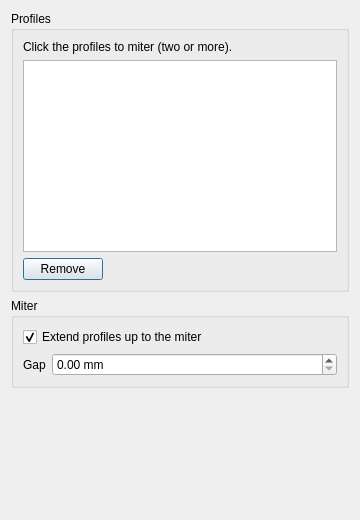
Above: freecad/maxproframe/resources/ui/create_end_miter.ui from sclMAX/MaxProFrame before the change. Below: the same form after it.
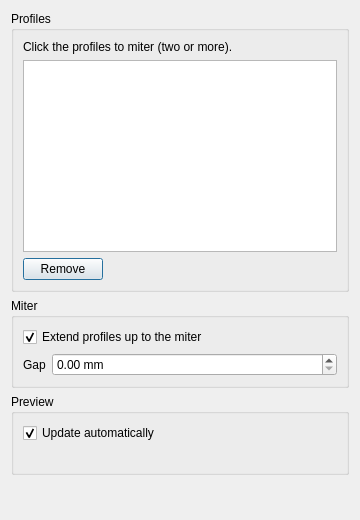
That is the form after the change.

Commit message:
feat(miter): live preview in the miter panel
The panel previews the miters while profiles are added or removed and when
Extend or Gap change, with markers at the joints and red markers at skipped
points. An Update automatically check box (on by default, remembered) can
pause the preview; OK always confirms the current values and Cancel
discards the preview.

The edit to the form file:
```diff
--- a/freecad/maxproframe/resources/ui/create_end_miter.ui
+++ b/freecad/maxproframe/resources/ui/create_end_miter.ui
@@ -109,6 +109,32 @@
      </layout>
     </widget>
    </item>
+   <item>
+    <widget class="QGroupBox" name="groupBox_preview">
+     <property name="title">
+      <string>Preview</string>
+     </property>
+     <layout class="QVBoxLayout" name="verticalLayout_preview">
+      <item>
+       <widget class="QCheckBox" name="cb_auto_update">
+        <property name="text">
+         <string>Update automatically</string>
+        </property>
+        <property name="checked">
+         <bool>true</bool>
+        </property>
+       </widget>
+      </item>
+      <item>
+       <widget class="QLabel" name="status_label">
+        <property name="text">
+         <string/>
+        </property>
+       </widget>
+      </item>
+     </layout>
+    </widget>
+   </item>
    <item>
     <widget class="QLabel" name="message_label">
      <property name="text">
```
The commit also changes 26 other files.
